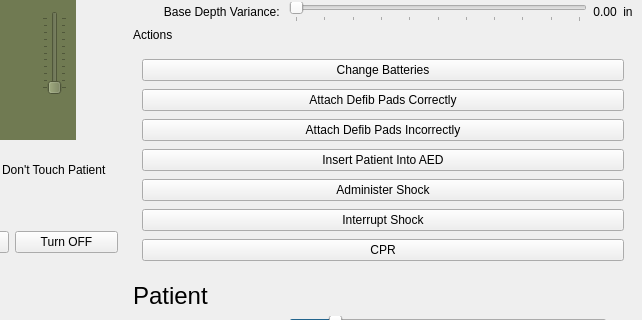
The window that aed/mainwindow.ui (HamzaAlsarakbi/AEDSimulator) describes before a commit, drawn with Qt 5; both pictures show x 233 to 875 and y 93 to 413 of the 875 by 560 pixel window.
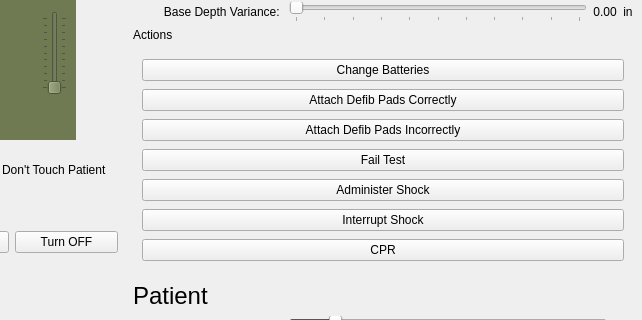
The same window after the commit.

Diff of the .ui file:
```diff
--- a/aed/mainwindow.ui
+++ b/aed/mainwindow.ui
@@ -1029,7 +1029,7 @@
                <bool>true</bool>
               </property>
               <property name="text">
-               <string>Insert Patient Into AED</string>
+               <string>Fail Test</string>
               </property>
               <property name="flat">
                <bool>false</bool>
```
Left out of the diff: 2 changed lines with no effect on the pictures.
